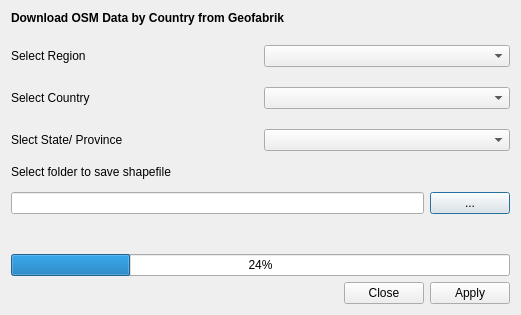
This is forms/hcmgis_geofabrik_form.ui in thangqd/HCMGIS as Qt 5 draws it before an edit. The edited form follows.
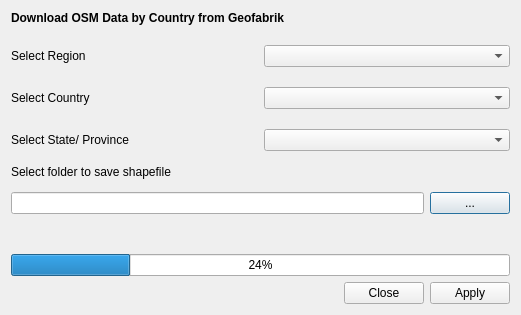
This is the edited form.

Patch:
```diff
--- a/forms/hcmgis_geofabrik_form.ui
+++ b/forms/hcmgis_geofabrik_form.ui
@@ -64,7 +64,7 @@
      <item row="7" column="0">
       <widget class="QLabel" name="label_4">
        <property name="text">
-        <string>Slect State/ Province</string>
+        <string>Select State/ Province</string>
        </property>
       </widget>
      </item>
```
